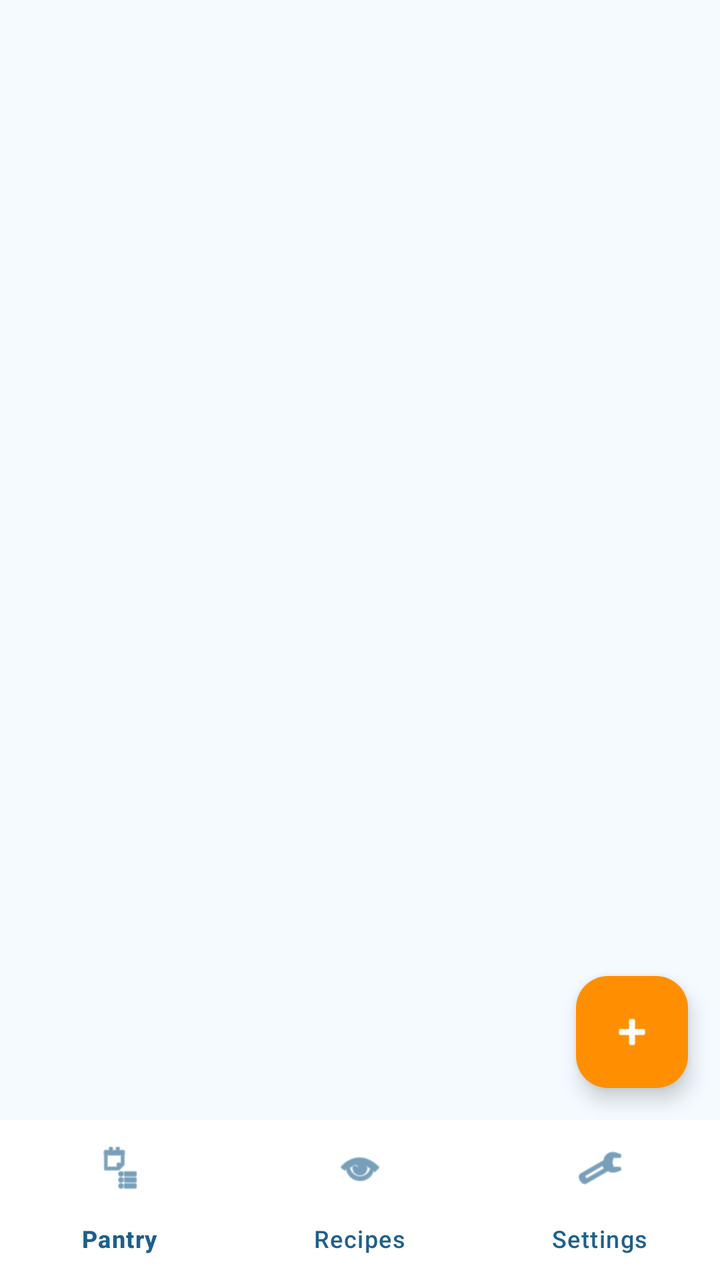
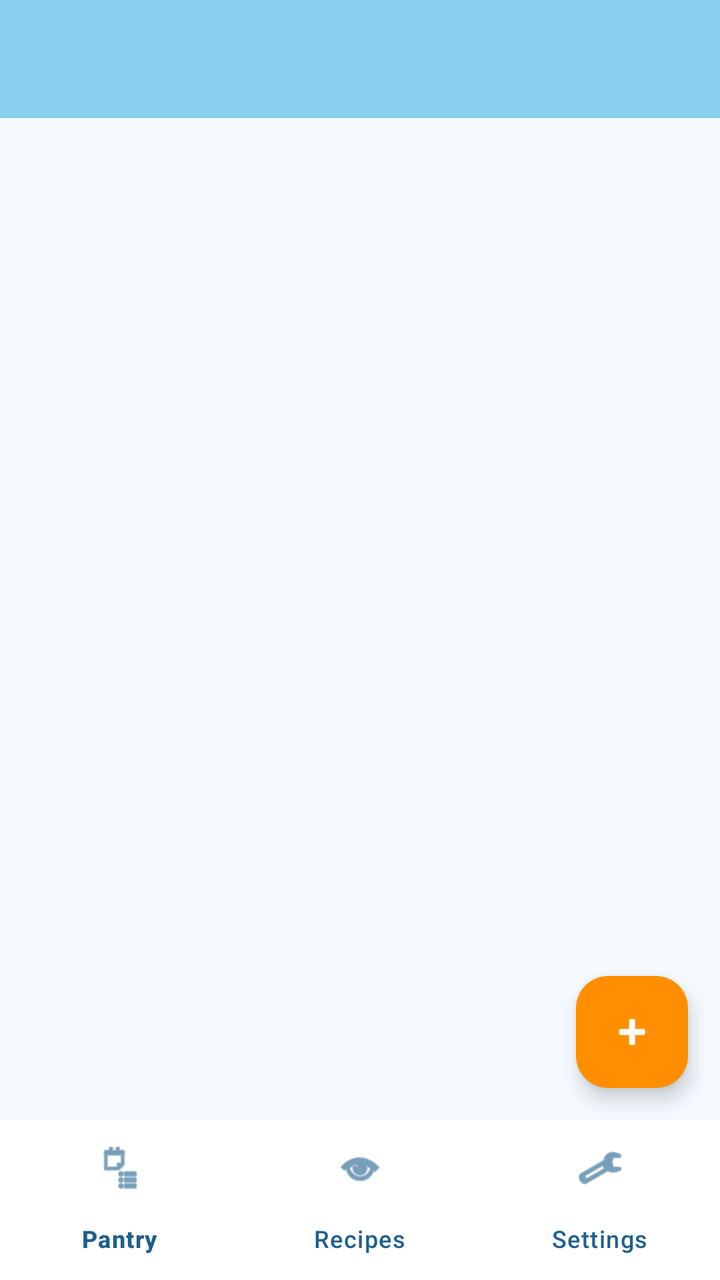

An Android layout rendered at two revisions. The XML below is the earlier revision; the diff shows what the commit changed to produce the second picture.
<!-- AndroidManifest.xml: application theme Theme.SmartPantryManger -->
<!-- res/layout/activity_main.xml -->
<?xml version="1.0" encoding="utf-8"?>
<androidx.constraintlayout.widget.ConstraintLayout
    xmlns:android="http://schemas.android.com/apk/res/android"
    xmlns:app="http://schemas.android.com/apk/res-auto"
    android:id="@+id/main"
    android:layout_width="match_parent"
    android:layout_height="match_parent"
    android:background="@color/page_bg">

    <TextView
        android:id="@+id/tvHeader"
        android:layout_width="0dp"
        android:layout_height="wrap_content"
        android:background="@color/brand_green"
        android:padding="16dp"
        android:text="Smart Pantry Manager"
        android:textColor="#D3B66"
        android:textSize="20sp"
        android:textStyle="bold"
        app:layout_constraintTop_toTopOf="parent"
        app:layout_constraintStart_toStartOf="parent"
        app:layout_constraintEnd_toEndOf="parent" />

    <TextView
        android:id="@+id/tvExpiryBanner"
        android:layout_width="0dp"
        android:layout_height="wrap_content"
        android:background="#FFE0B2"
        android:padding="12dp"
        android:textColor="#000000"
        android:textSize="16sp"
        android:visibility="gone"
        app:layout_constraintTop_toBottomOf="@id/tvHeader"
        app:layout_constraintStart_toStartOf="parent"
        app:layout_constraintEnd_toEndOf="parent" />

    <androidx.recyclerview.widget.RecyclerView
        android:id="@+id/recyclerPantry"
        android:layout_width="0dp"
        android:layout_height="0dp"
        android:padding="8dp"
        app:layout_constraintTop_toBottomOf="@id/tvExpiryBanner"
        app:layout_constraintBottom_toTopOf="@id/bottomNav"
        app:layout_constraintStart_toStartOf="parent"
        app:layout_constraintEnd_toEndOf="parent" />

    <TextView
        android:id="@+id/tvEmpty"
        android:layout_width="wrap_content"
        android:layout_height="wrap_content"
        android:text="Your pantry is empty - tap + to add an ingredient"
        android:textColor="#000000"
        android:textSize="18sp"
        android:visibility="gone"
        app:layout_constraintTop_toTopOf="parent"
        app:layout_constraintBottom_toTopOf="@id/bottomNav"
        app:layout_constraintStart_toStartOf="parent"
        app:layout_constraintEnd_toEndOf="parent" />

    <com.google.android.material.floatingactionbutton.FloatingActionButton
        android:id="@+id/fabAdd"
        android:layout_width="wrap_content"
        android:layout_height="wrap_content"
        android:layout_margin="16dp"
        android:contentDescription="Add ingredient"
        android:src="@android:drawable/ic_input_add"
        app:backgroundTint="@color/brand_orange"
        app:tint="#FFFFFF"
        app:layout_constraintBottom_toTopOf="@id/bottomNav"
        app:layout_constraintEnd_toEndOf="parent" />

    <com.google.android.material.bottomnavigation.BottomNavigationView
        android:id="@+id/bottomNav"
        android:layout_width="0dp"
        android:layout_height="wrap_content"
        android:background="@color/card_bg"
        app:itemIconTint="@color/brand_blue_dark"
        app:itemTextColor="@color/brand_blue_dark"
        app:menu="@menu/bottom_nav_menu"
        app:layout_constraintBottom_toBottomOf="parent"
        app:layout_constraintStart_toStartOf="parent"
        app:layout_constraintEnd_toEndOf="parent" />

</androidx.constraintlayout.widget.ConstraintLayout>
<!-- resources referenced by this layout -->
<resources>
  <color name="brand_blue_dark">#1E5F8C</color>
  <color name="brand_orange">#FF8F00</color>
  <color name="card_bg">#FFFFFF</color>
  <color name="page_bg">#F4FAFF</color>
  <style name="Theme.SmartPantryManger" parent="Base.Theme.SmartPantryManger" />
  <style name="Base.Theme.SmartPantryManger" parent="Theme.Material3.DayNight.NoActionBar">
          
          
      </style>
</resources>

<!-- the commit's change to res/layout/activity_main.xml (unified diff, before → after) -->
@@ -11,7 +11,7 @@
         android:id="@+id/tvHeader"
         android:layout_width="0dp"
         android:layout_height="wrap_content"
-        android:background="@color/brand_green"
+        android:background="@color/brand_blue"
         android:padding="16dp"
         android:text="Smart Pantry Manager"
         android:textColor="#D3B66"
<!-- resource entries referenced after the edit -->
@@ -1,5 +1,6 @@
 <!-- resources referenced by this layout -->
 <resources>
+  <color name="brand_blue">#89CFF0</color>
   <color name="brand_blue_dark">#1E5F8C</color>
   <color name="brand_orange">#FF8F00</color>
   <color name="card_bg">#FFFFFF</color>
